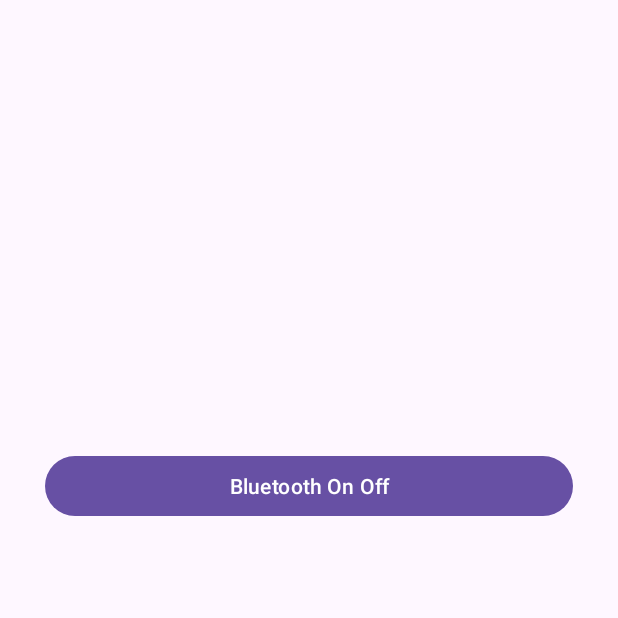
After one commit to ihassanarif29/Android-Java-Learning-Application, an Android app: the BluetoothExampleActivity screen opened directly, with no data from a screen before it, on a phone screen of 412 x 824 dp, the top half of it. The commit adds this screen. Run offline under Robolectric (Android 15) with nearby library versions, the phone set to English and light mode, and no system bars.

Commit message:
Add Bluetooth Module

```diff
--- a/app/src/main/AndroidManifest.xml
+++ b/app/src/main/AndroidManifest.xml
@@ -2,6 +2,9 @@
 <manifest xmlns:android="http://schemas.android.com/apk/res/android"
     xmlns:tools="http://schemas.android.com/tools">
 
+    <uses-permission android:name="android.permission.BLUETOOTH" />
+    <uses-permission android:name="android.permission.BLUETOOTH_ADMIN" />
+    <uses-permission android:name="android.permission.BLUETOOTH_CONNECT" />
     <uses-permission android:name="android.permission.INTERNET" />
 
     <application
@@ -14,6 +17,9 @@
         android:supportsRtl="true"
         android:theme="@style/Theme.AndroidJavaLearningApplication"
         tools:targetApi="31">
+        <activity
+            android:name=".BluetoothExampleActivity"
+            android:exported="false" />
         <activity
             android:name=".DataReceivedExampleActivity"
             android:exported="false" />
--- /dev/null
+++ b/app/src/main/java/com/example/android_java_learning_application/BluetoothExampleActivity.java
@@ -0,0 +1,160 @@
+package com.example.android_java_learning_application;
+
+import android.Manifest;
+import android.bluetooth.BluetoothAdapter;
+import android.content.IntentFilter;
+import android.content.pm.PackageManager;
+import android.os.Build;
+import android.os.Bundle;
+import android.view.View;
+import android.widget.Button;
+import android.widget.Toast;
+
+import androidx.activity.EdgeToEdge;
+import androidx.annotation.NonNull;
+import androidx.annotation.RequiresPermission;
+import androidx.appcompat.app.AppCompatActivity;
+import androidx.core.app.ActivityCompat;
+import androidx.core.content.ContextCompat;
+import androidx.core.graphics.Insets;
+import androidx.core.view.ViewCompat;
+import androidx.core.view.WindowInsetsCompat;
+
+public class BluetoothExampleActivity extends AppCompatActivity {
+
+
+
+    private static final int REQUEST_ENABLE_BT = 1;
+    private static final int REQUEST_CODE_BLUETOOTH_CONNECT = 1;
+    private static final int REQUEST_PERMISSION_BLUETOOTH_CONNECT = 1;
+    BluetoothReceiver bluetoothReceiver = new BluetoothReceiver();
+    Button bluetoothOnOffButton;
+    BluetoothAdapter bluetoothAdapter;
+
+    @Override
+    protected void onCreate(Bundle savedInstanceState) {
+        super.onCreate(savedInstanceState);
+        EdgeToEdge.enable(this);
+        setContentView(R.layout.activity_bluetooth_example);
+        ViewCompat.setOnApplyWindowInsetsListener(findViewById(R.id.main), (v, insets) -> {
+            Insets systemBars = insets.getInsets(WindowInsetsCompat.Type.systemBars());
+            v.setPadding(systemBars.left, systemBars.top, systemBars.right, systemBars.bottom);
+            return insets;
+        });
+
+
+//        if (!checkBluetoothPermission()) {
+//            requestBluetoothPermission();
+//        }
+
+        bluetoothOnOffButton = findViewById(R.id.buttonBluetoothOnOff);
+        bluetoothAdapter = BluetoothAdapter.getDefaultAdapter();
+
+        if (bluetoothAdapter == null) {
+            Toast.makeText(this, "Bluetooth not supported", Toast.LENGTH_SHORT).show();
+            bluetoothOnOffButton.setEnabled(false);
+        }
+
+        bluetoothOnOffButton.setOnClickListener(new View.OnClickListener() {
+            @RequiresPermission(Manifest.permission.BLUETOOTH_CONNECT)
+            @Override
+            public void onClick(View v) {
+//                if (bluetoothAdapter.isEnabled()) {
+//                    //bluetoothAdapter.disable();
+//                    bluetoothOnOffButton.setText("Turn Bluetooth ON");
+//                    //Toast.makeText(BluetoothExampleActivity.this, "Bluetooth Turned OFF", Toast.LENGTH_SHORT).show();
+//                    turnOnBluetooth();
+//                } else {
+//                    //bluetoothAdapter.enable();
+//                    bluetoothOnOffButton.setText("Turn Bluetooth OFF");
+//                    //Toast.makeText(BluetoothExampleActivity.this, "Bluetooth Turned ON", Toast.LENGTH_SHORT).show();
+//                    turnOffBluetooth();
+//                }
+            }
+        });
+
+        IntentFilter filter = new IntentFilter(BluetoothAdapter.ACTION_STATE_CHANGED);
+        registerReceiver(bluetoothReceiver,filter);
+    }
+
+    @Override
+    protected void onDestroy() {
+        super.onDestroy();
+        unregisterReceiver(bluetoothReceiver);
+    }
+
+    private void turnOnBluetooth() {
+        if (bluetoothAdapter == null) {
+            Toast.makeText(this, "Bluetooth not supported", Toast.LENGTH_SHORT).show();
+            return;
+        }
+
+        if (!bluetoothAdapter.isEnabled()) {
+            if (Build.VERSION.SDK_INT >= Build.VERSION_CODES.S && ContextCompat.checkSelfPermission(this, Manifest.permission.BLUETOOTH_CONNECT) != PackageManager.PERMISSION_GRANTED) {
+                ActivityCompat.requestPermissions(this, new String[]{Manifest.permission.BLUETOOTH_CONNECT}, REQUEST_PERMISSION_BLUETOOTH_CONNECT);
+            } else {
+                //Intent enableBtIntent = new Intent(BluetoothAdapter.ACTION_REQUEST_ENABLE);
+                //startActivityForResult(enableBtIntent, REQUEST_ENABLE_BT);
+            }
+        } else {
+            Toast.makeText(this, "Bluetooth already ON", Toast.LENGTH_SHORT).show();
+        }
+    }
+
+    private void turnOffBluetooth() {
+        if (bluetoothAdapter == null) {
+            Toast.makeText(this, "Bluetooth not supported", Toast.LENGTH_SHORT).show();
+            return;
+        }
+
+        if (bluetoothAdapter.isEnabled()) {
+            if (Build.VERSION.SDK_INT >= Build.VERSION_CODES.S &&
+                    ContextCompat.checkSelfPermission(this, Manifest.permission.BLUETOOTH_CONNECT) != PackageManager.PERMISSION_GRANTED) {
+                ActivityCompat.requestPermissions(this, new String[]{Manifest.permission.BLUETOOTH_CONNECT}, REQUEST_PERMISSION_BLUETOOTH_CONNECT);
+            } else {
+                bluetoothAdapter.disable();
+                Toast.makeText(this, "Bluetooth turned OFF", Toast.LENGTH_SHORT).show();
+            }
+        } else {
+            Toast.makeText(this, "Bluetooth already OFF", Toast.LENGTH_SHORT).show();
+        }
+    }
+
+    public void onRequestPermissionsResult(int requestCode, @NonNull String[] permissions, @NonNull int[] grantResults) {
+        super.onRequestPermissionsResult(requestCode, permissions, grantResults);
+        if (requestCode == REQUEST_PERMISSION_BLUETOOTH_CONNECT) {
+            if (grantResults.length > 0 && grantResults[0] == PackageManager.PERMISSION_GRANTED) {
+                Toast.makeText(this, "Permission granted. Try again.", Toast.LENGTH_SHORT).show();
+            } else {
+                Toast.makeText(this, "Permission denied.", Toast.LENGTH_SHORT).show();
+            }
+        }
+    }
+
+
+
+//    private boolean checkBluetoothPermission() {
+//        if (Build.VERSION.SDK_INT >= Build.VERSION_CODES.S) {
+//            return ContextCompat.checkSelfPermission(this, Manifest.permission.BLUETOOTH_CONNECT) == PackageManager.PERMISSION_GRANTED;
+//        } else {
+//            return true; // No need to check permission below Android 12
+//        }
+//    }
+//
+//    private void requestBluetoothPermission() {
+//        if (Build.VERSION.SDK_INT >= Build.VERSION_CODES.S) {
+//            ActivityCompat.requestPermissions(this, new String[]{Manifest.permission.BLUETOOTH_CONNECT}, REQUEST_CODE_BLUETOOTH_CONNECT);
+//        }
+//    }
+//
+//    public void onRequestPermissionsResult(int requestCode, @NonNull String[] permissions, @NonNull int[] grantResults) {
+//        super.onRequestPermissionsResult(requestCode, permissions, grantResults);
+//        if (requestCode == REQUEST_CODE_BLUETOOTH_CONNECT) {
+////            if (grantResults.length > 0 && grantResults[0] == PackageManager.PERMISSION_GRANTED) {
+////                toggleBluetooth();
+////            } else {
+////                Toast.makeText(this, "Bluetooth Permission Denied", Toast.LENGTH_SHORT).show();
+////            }
+//        }
+//    }
+}
--- /dev/null
+++ b/app/src/main/res/layout/activity_bluetooth_example.xml
@@ -0,0 +1,23 @@
+<?xml version="1.0" encoding="utf-8"?>
+<LinearLayout
+    xmlns:android="http://schemas.android.com/apk/res/android"
+    xmlns:app="http://schemas.android.com/apk/res-auto"
+    xmlns:tools="http://schemas.android.com/tools"
+    android:id="@+id/main"
+    android:layout_width="match_parent"
+    android:layout_height="match_parent"
+    android:orientation="vertical"
+    tools:context=".BluetoothExampleActivity">
+
+
+    <Button
+        android:id="@+id/buttonBluetoothOnOff"
+        android:layout_width="match_parent"
+        android:layout_height="wrap_content"
+        android:layout_marginTop="300dp"
+        android:layout_marginHorizontal="30dp"
+        android:layout_gravity="center"
+        android:text="@string/bluetooth_On_Off_button" />
+
+
+</LinearLayout>
--- a/app/src/main/res/values/strings.xml
+++ b/app/src/main/res/values/strings.xml
@@ -6,6 +6,8 @@
     <string name="show_Implicit_Intent_button">Show Implicit Intent</string>
     <string name="show_Explicit_Intent_button">Show Explicit Intent</string>
     <string name="show_data_transfer_example_button">Show Data Transfer From One Screen To Other</string>
+    <string name="show_Bluetooth_Example_button">Bluetooth Example</string>
+    <string name="bluetooth_On_Off_button">Bluetooth On Off</string>
     <string name="text_view_new_activity">Welcome to New Activity</string>
     <string name="splash_loading_text">Loading...</string>
 </resources>
--- a/gradle/libs.versions.toml
+++ b/gradle/libs.versions.toml
@@ -1,5 +1,5 @@
 [versions]
-agp = "8.7.3"
+agp = "8.9.1"
 junit = "4.13.2"
 junitVersion = "1.2.1"
 espressoCore = "3.6.1"
```
Also changed, not shown: app/src/main/java/com/example/android_java_learning_application/BluetoothReceiver.java (added, +23 -0 lines), app/src/main/java/com/example/android_java_learning_application/MainActivity.java (+23 -0 lines), app/src/main/res/layout/activity_main.xml (+7 -0 lines), gradle/wrapper/gradle-wrapper.properties, 1 other file.
